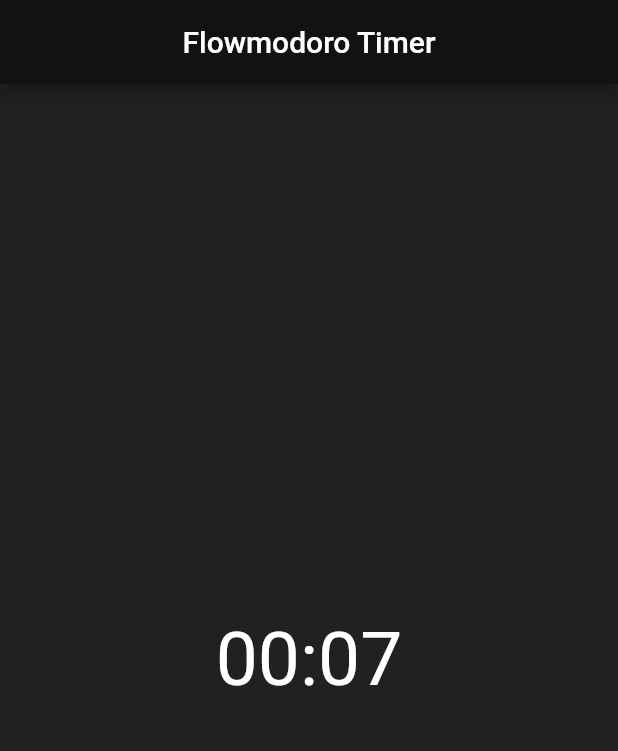
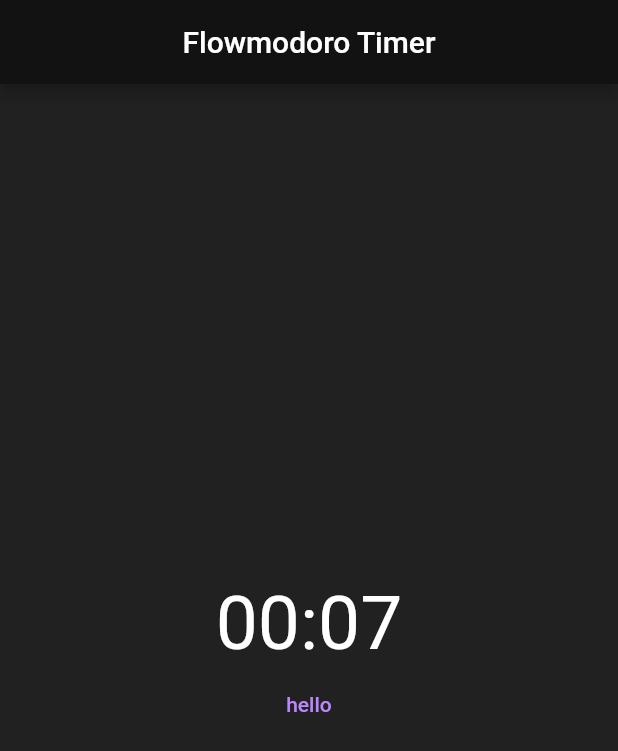
Before and after one commit to SzymanskiFilip/flowmodoro-flutter, a Flutter app: the screen it shows after launch, on a phone screen of 412 x 824 dp. Shown: the top 751 px of the screen. Run offline on Flutter 3.47's test engine with Material 2 defaults, Android fonts, the phone set to English and light mode, and no system bars.

Commit message:
fixed custom function parameter

```diff
--- a/lib/widgets/ButtonWidget.dart
+++ b/lib/widgets/ButtonWidget.dart
@@ -1,10 +1,14 @@
 import 'package:flutter/material.dart';
 
 class ButtonWidget extends StatelessWidget {
-  const ButtonWidget({Key? key}) : super(key: key);
+
+  final String text;
+  final VoidCallback onClick;
+
+  ButtonWidget({required this.text, required this.onClick});
 
   @override
   Widget build(BuildContext context) {
-    return Container();
+    return TextButton(child: Text(text), onPressed: onClick);
   }
 }
```
